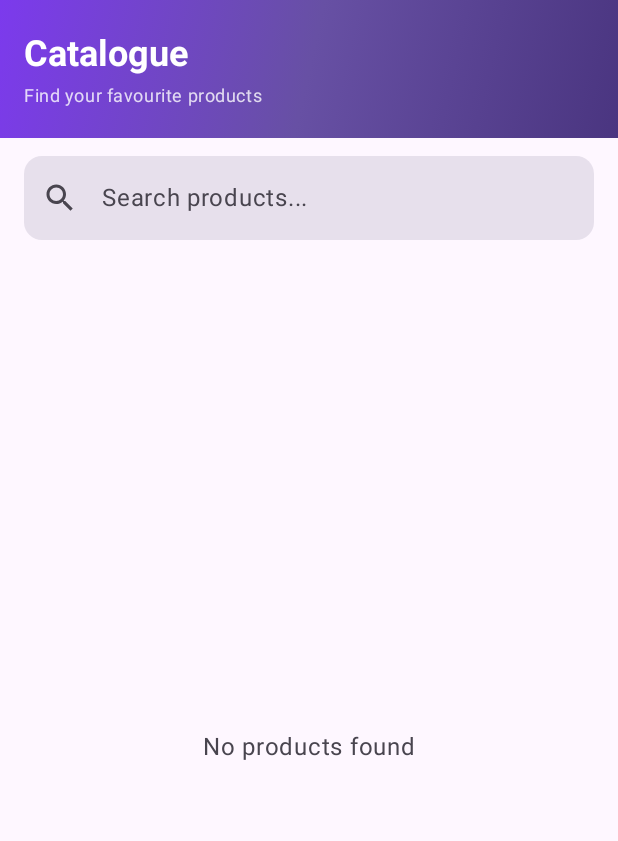
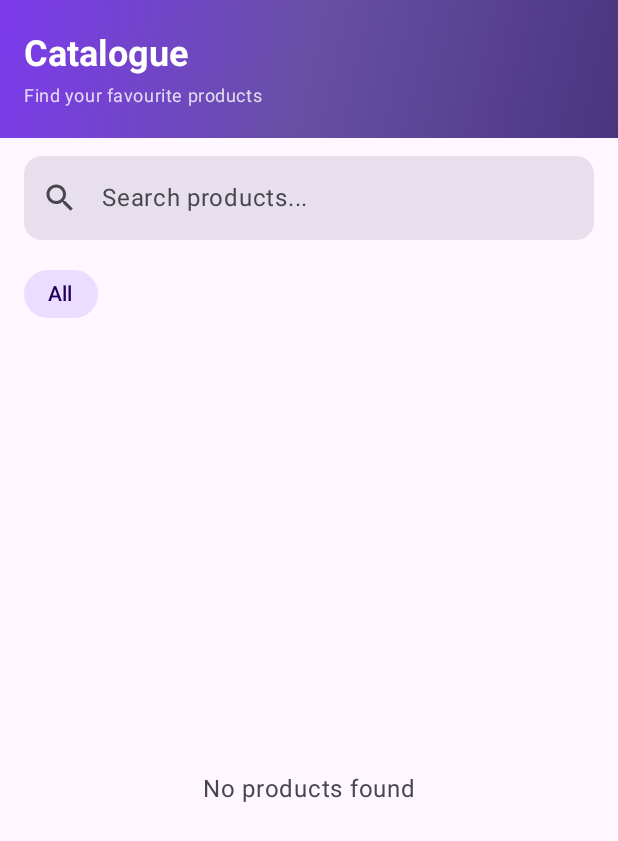
Before and after one commit to EdgarEldy/kotlin-android-tutorial, an Android app built with Jetpack Compose: the ProductListScreen screen opened through its navigation route, on a phone screen of 412 x 824 dp. Shown: the top 841 px of the screen. Run offline under Robolectric (Android 15) with nearby library versions, the phone set to English and light mode, and no system bars; our stand-ins replace Dagger/Hilt's generated code, Room's generated code; libraries missing offline, so code that uses them is left out: com.jakewharton.retrofit2; network calls fail; pictures from the network do not load; 1 statement that could not run was skipped.

Commit message:
fix(ui): show category chips in Empty state on ProductListScreen
Clicking a category with no products now keeps the chip row visible so the
user can select another category without losing navigation context.

```diff
--- a/app/src/main/java/com/edgareldy/tutorial/features/products/screens/ProductListScreen.kt
+++ b/app/src/main/java/com/edgareldy/tutorial/features/products/screens/ProductListScreen.kt
@@ -178,6 +178,13 @@ fun ProductListScreen(
                     }
 
                     is ProductListUiState.Empty -> {
+                        CategoryChipRow(
+                            categories = state.categories,
+                            selectedCategoryId = state.selectedCategoryId,
+                            onCategorySelected = { viewModel.selectCategory(it) },
+                            modifier = Modifier.padding(horizontal = 16.dp)
+                        )
+                        Spacer(modifier = Modifier.height(8.dp))
                         Box(modifier = Modifier.fillMaxSize(), contentAlignment = Alignment.Center) {
                             Text(
                                 text = "No products found",
```
